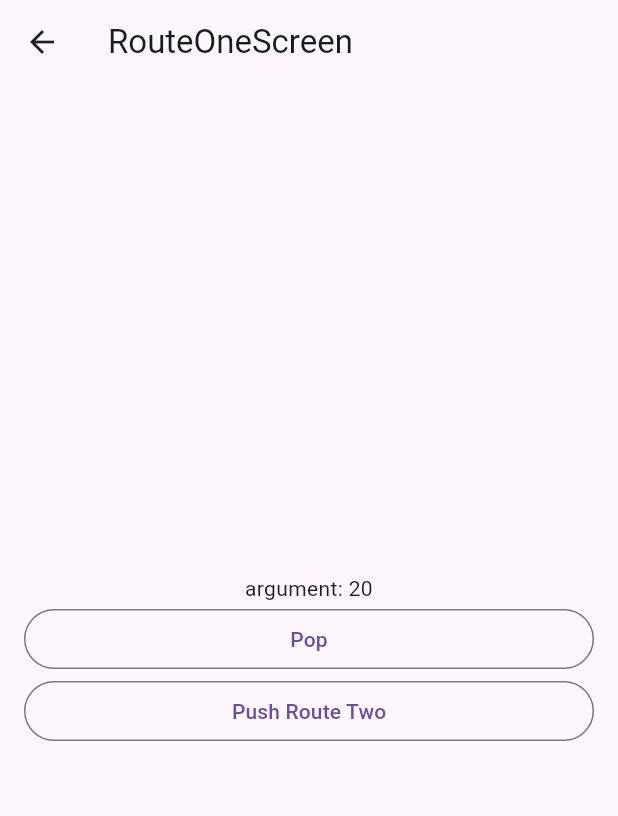
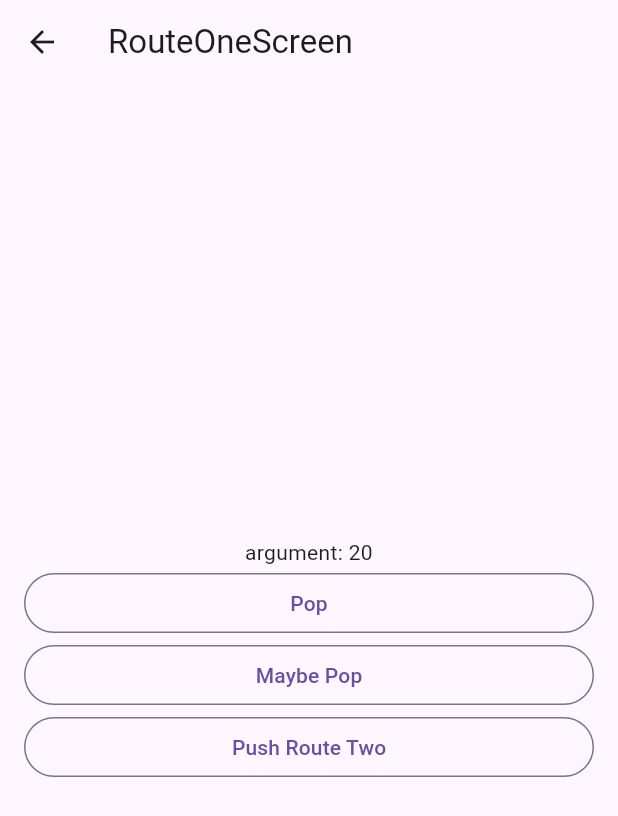
Before and after one commit to lsb530/flutter-study, a Flutter app: the screen it shows after launch, after a tap on "Push Route One", on a phone screen of 412 x 824 dp. Shown: the top 816 px of the screen. Run offline on Flutter 3.47's test engine with Material 3 defaults, Android fonts, the phone set to English and light mode, and no system bars.

Commit message:
maybePop

```diff
--- a/navigation_theory/lib/screen/home_screen.dart
+++ b/navigation_theory/lib/screen/home_screen.dart
@@ -26,6 +26,22 @@ class HomeScreen extends StatelessWidget {
           },
           child: Text('Push Route One'),
         ),
+        OutlinedButton(
+          onPressed: () {
+            Navigator.of(context).pop(
+              456,
+            );
+          },
+          child: Text('Pop'),
+        ),
+        OutlinedButton(
+          onPressed: () {
+            Navigator.of(context).maybePop(
+              456,
+            );
+          },
+          child: Text('Maybe Pop'),
+        ),
       ],
     );
   }
--- a/navigation_theory/lib/screen/route_one_screen.dart
+++ b/navigation_theory/lib/screen/route_one_screen.dart
@@ -29,6 +29,14 @@ class RouteOneScreen extends StatelessWidget {
         ),
         OutlinedButton(
           onPressed: () {
+            Navigator.of(context).maybePop(
+              456,
+            );
+          },
+          child: Text('Maybe Pop'),
+        ),
+        OutlinedButton(
+          onPressed: () {
             Navigator.of(context).push(
               MaterialPageRoute(
                 builder: (BuildContext context) {
```
